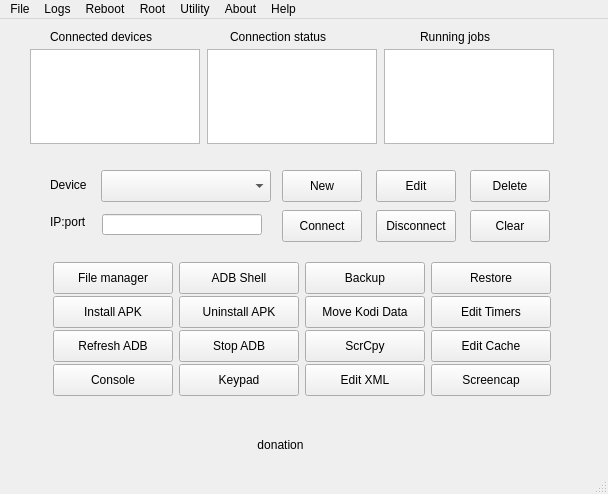
Eliminater74/adblink, file mainwindow1.ui: the form before one commit.
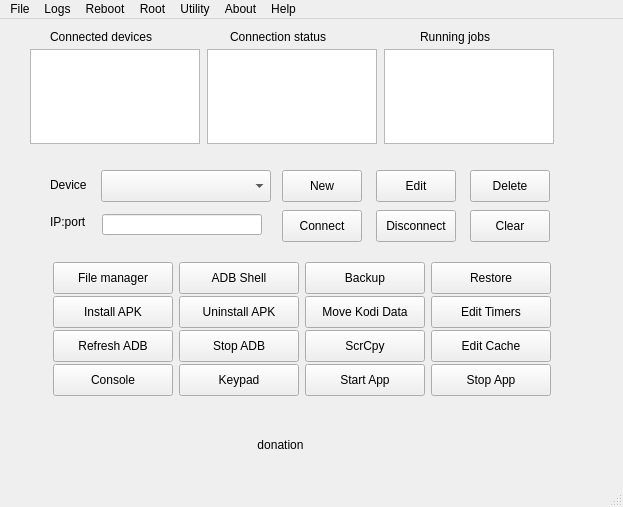
The form after the commit.

Commit message: menu swap for start/stop app

Diff of the .ui file:
```diff
--- a/mainwindow1.ui
+++ b/mainwindow1.ui
@@ -6,8 +6,8 @@
    <rect>
     <x>0</x>
     <y>0</y>
-    <width>608</width>
-    <height>494</height>
+    <width>623</width>
+    <height>507</height>
    </rect>
   </property>
   <property name="sizePolicy">
@@ -893,7 +893,7 @@
         <string>&lt;html&gt;&lt;head/&gt;&lt;body&gt;&lt;p&gt;Edit Kodi XML files&lt;/p&gt;&lt;/body&gt;&lt;/html&gt;</string>
        </property>
        <property name="text">
-        <string>Edit XML</string>
+        <string>Start App</string>
        </property>
       </widget>
      </item>
@@ -918,7 +918,7 @@
         <string>&lt;html&gt;&lt;head/&gt;&lt;body&gt;&lt;p&gt;Get screen capture from device. Shortcut: Ctrl-W&lt;/p&gt;&lt;/body&gt;&lt;/html&gt;</string>
        </property>
        <property name="text">
-        <string>Screencap</string>
+        <string>Stop App</string>
        </property>
       </widget>
      </item>
@@ -931,7 +931,7 @@
     <rect>
      <x>0</x>
      <y>0</y>
-     <width>608</width>
+     <width>623</width>
      <height>24</height>
     </rect>
    </property>
```
Left out of the diff: 24 changed lines with no effect on the pictures. The commit also changes 3 other files.
